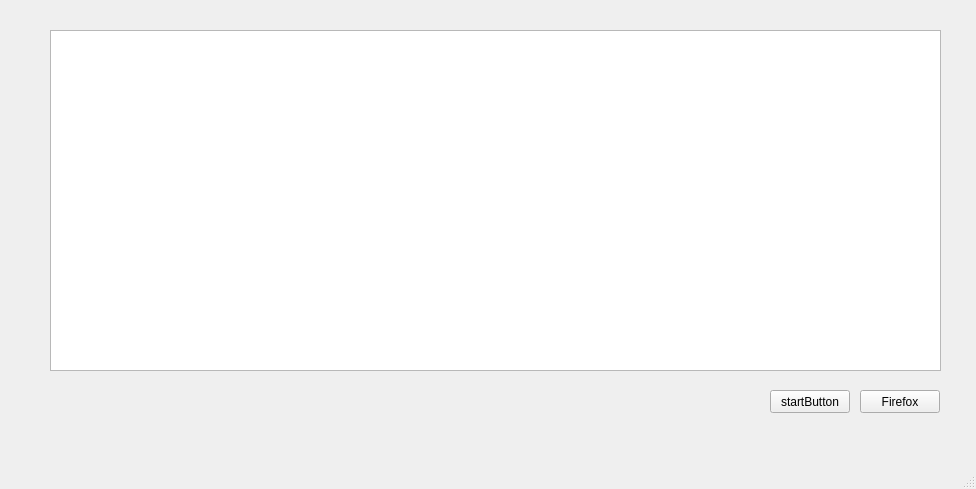
maraduca/HTTP-proxy, file proiect/mainwindow.ui: the form before one commit.
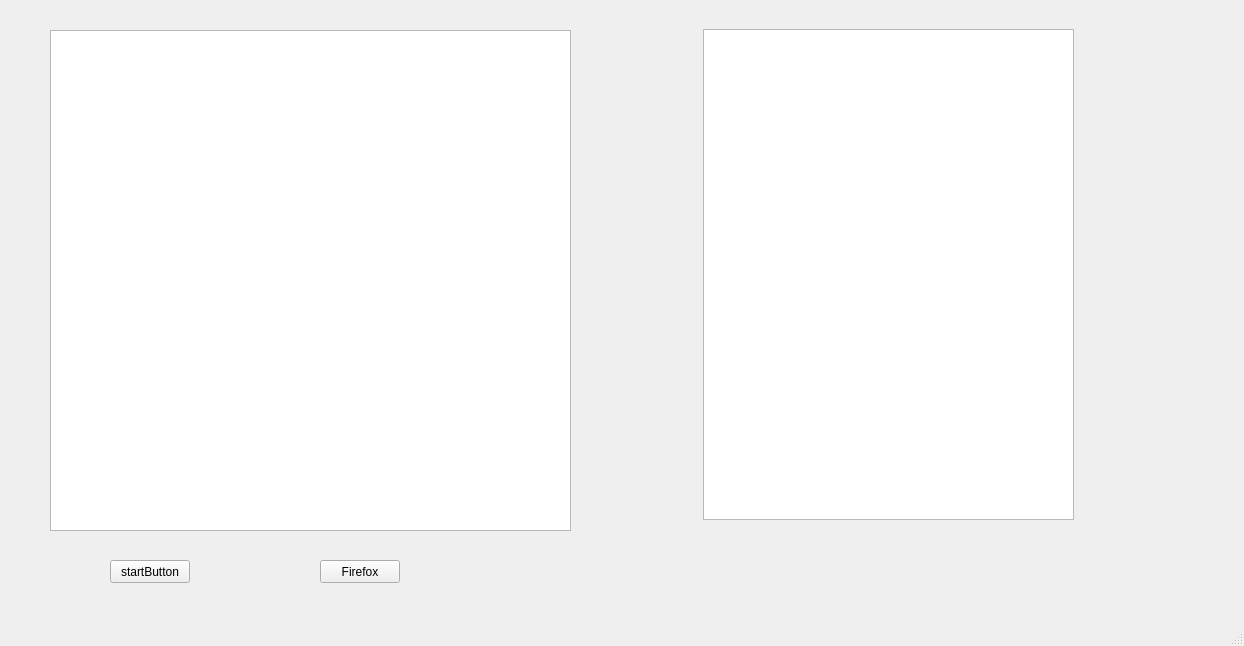
The form after the commit.

```diff
--- a/proiect/mainwindow.ui
+++ b/proiect/mainwindow.ui
@@ -6,8 +6,8 @@
    <rect>
     <x>0</x>
     <y>0</y>
-    <width>976</width>
-    <height>489</height>
+    <width>1244</width>
+    <height>646</height>
    </rect>
   </property>
   <property name="windowTitle">
@@ -17,8 +17,8 @@
    <widget class="QPushButton" name="startButton">
     <property name="geometry">
      <rect>
-      <x>770</x>
-      <y>390</y>
+      <x>110</x>
+      <y>560</y>
       <width>80</width>
       <height>23</height>
      </rect>
@@ -30,8 +30,8 @@
    <widget class="QPushButton" name="firefoxButton">
     <property name="geometry">
      <rect>
-      <x>860</x>
-      <y>390</y>
+      <x>320</x>
+      <y>560</y>
       <width>80</width>
       <height>23</height>
      </rect>
@@ -45,11 +45,27 @@
      <rect>
       <x>50</x>
       <y>30</y>
-      <width>891</width>
-      <height>341</height>
+      <width>521</width>
+      <height>501</height>
      </rect>
     </property>
    </widget>
+   <widget class="QTextEdit" name="detailsTextEdit">
+    <property name="enabled">
+     <bool>true</bool>
+    </property>
+    <property name="geometry">
+     <rect>
+      <x>703</x>
+      <y>29</y>
+      <width>371</width>
+      <height>491</height>
+     </rect>
+    </property>
+    <property name="autoFillBackground">
+     <bool>false</bool>
+    </property>
+   </widget>
   </widget>
   <widget class="QMenuBar" name="menubar">
    <property name="geometry">
```
Left out of the diff: 2 changed lines with no effect on the pictures.
